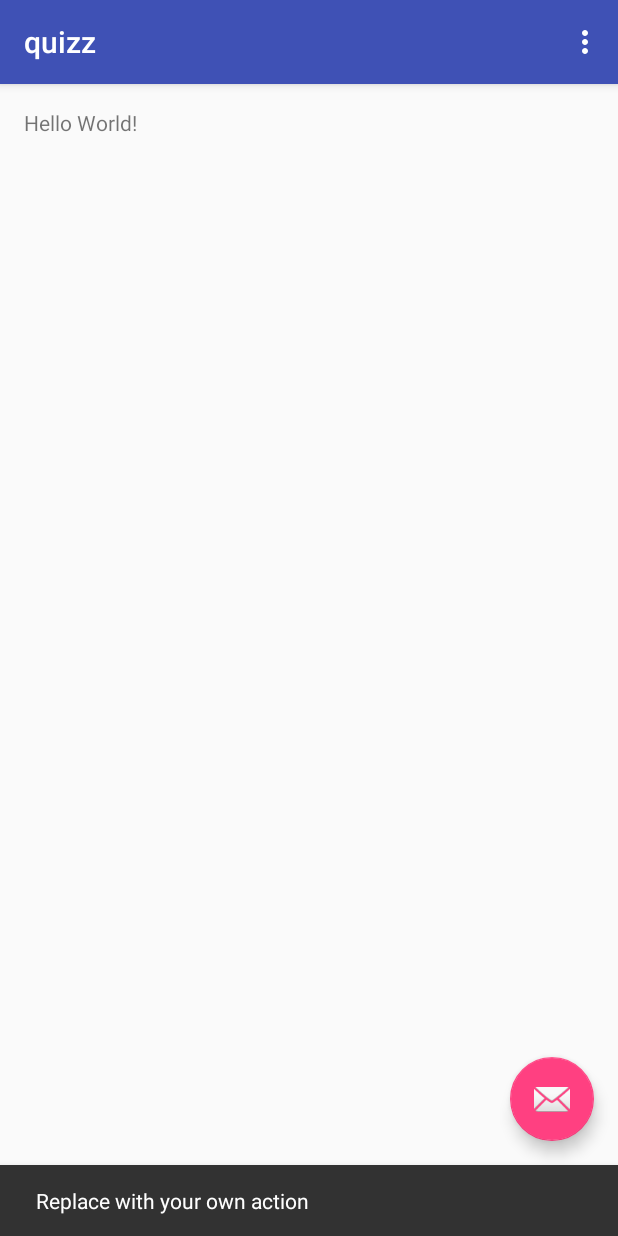
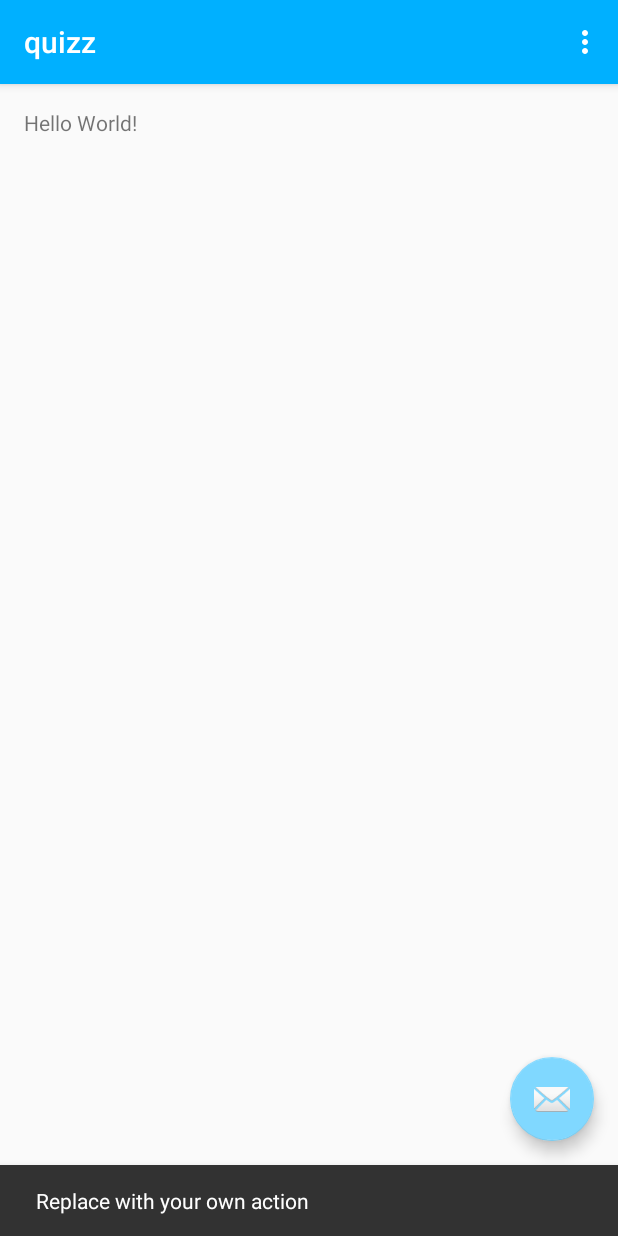
Before and after one commit to MambaXIE/projet_quizz_samp, an Android app: the screen it shows after launch (MainActivity), after a tap on an icon or button, on a phone screen of 412 x 824 dp. Run offline under Robolectric (Android 15) with nearby library versions, the phone set to English and light mode, and no system bars.

```diff
--- a/app/src/main/res/values/colors.xml
+++ b/app/src/main/res/values/colors.xml
@@ -5,8 +5,13 @@
   ~ Quizz/Questionnaires avec Android
   -->
 
-<resources>
-    <color name="colorPrimary">#3F51B5</color>
-    <color name="colorPrimaryDark">#303F9F</color>
-    <color name="colorAccent">#FF4081</color>
+<resources><!-- Couleurs de : http://www.google.com/design/spec/style/color.html#color-color-palette --><!-- Light Blue -->
+    <color name="colorPrimary">#00b0ff</color> <!-- A400 -->
+    <color name="colorPrimaryDark">#0091ea</color> <!-- A700 -->
+    <color name="textColorPrimary">#FFFFFF</color>
+    <color name="windowBackground">#FFFFFF</color>
+    <color name="navigationBarColor">#000000</color>
+    <color name="colorAccent">#80d8ff</color> <!-- A100 -->
+    <color name="colorEditText">#b3e5fc</color> <!-- 100 -->
+    <color name="colorTextView">#212121</color> <!-- grey : 900 -->
 </resources>
```
